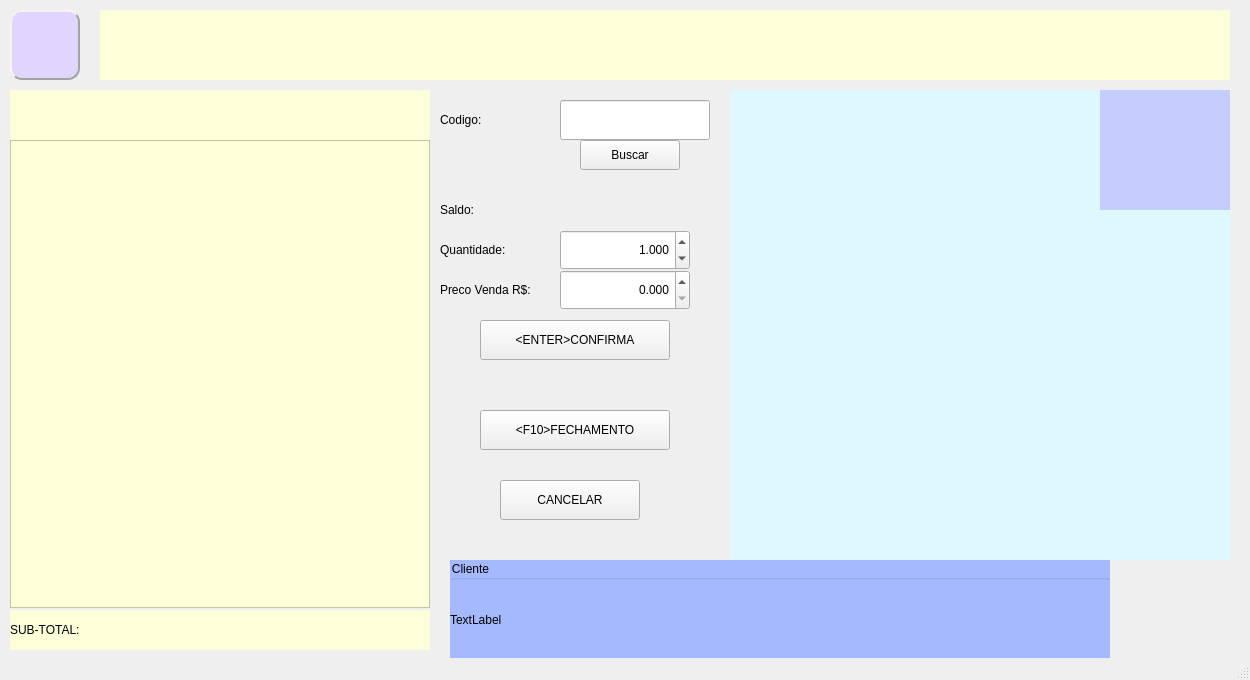
This is telas/venda_pdv.ui in htisistema/SISCOM as Qt 5 draws it before an edit. The edited form follows.
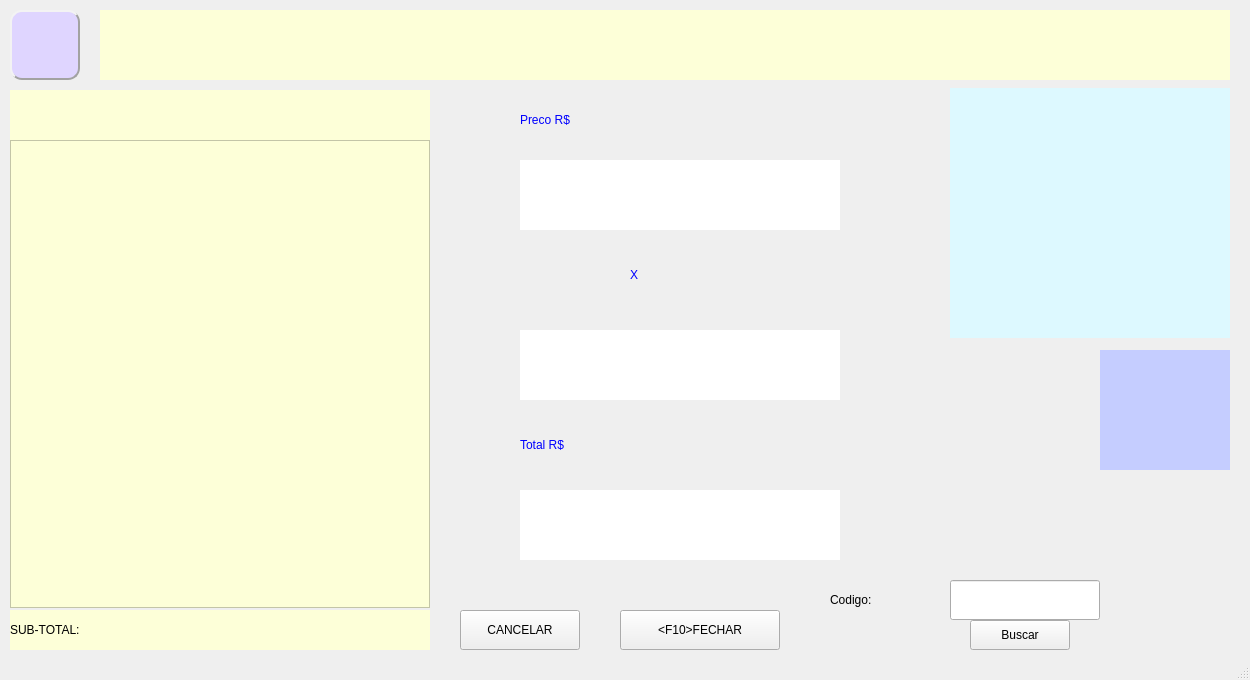
This is the edited form. Icons and pictures are not drawn.

Patch:
```diff
--- a/telas/venda_pdv.ui
+++ b/telas/venda_pdv.ui
@@ -68,10 +68,10 @@
    <widget class="QLabel" name="foto_produto">
     <property name="geometry">
      <rect>
-      <x>730</x>
-      <y>90</y>
-      <width>500</width>
-      <height>470</height>
+      <x>950</x>
+      <y>88</y>
+      <width>280</width>
+      <height>250</height>
      </rect>
     </property>
     <property name="styleSheet">
@@ -84,21 +84,21 @@
    <widget class="QPushButton" name="bt_fecha">
     <property name="geometry">
      <rect>
-      <x>480</x>
-      <y>410</y>
-      <width>190</width>
+      <x>620</x>
+      <y>610</y>
+      <width>160</width>
       <height>40</height>
      </rect>
     </property>
     <property name="text">
-     <string>&lt;F10&gt;FECHAMENTO</string>
+     <string>&lt;F10&gt;FECHAR</string>
     </property>
    </widget>
    <widget class="QLineEdit" name="mcodigo">
     <property name="geometry">
      <rect>
-      <x>560</x>
-      <y>100</y>
+      <x>950</x>
+      <y>580</y>
       <width>150</width>
       <height>40</height>
      </rect>
@@ -110,8 +110,8 @@
    <widget class="QLabel" name="label">
     <property name="geometry">
      <rect>
-      <x>440</x>
-      <y>100</y>
+      <x>830</x>
+      <y>580</y>
       <width>110</width>
       <height>40</height>
      </rect>
@@ -155,7 +155,7 @@
     <property name="geometry">
      <rect>
       <x>1100</x>
-      <y>90</y>
+      <y>350</y>
       <width>130</width>
       <height>120</height>
      </rect>
@@ -201,86 +201,38 @@
      <set>Qt::AlignCenter</set>
     </property>
    </widget>
-   <widget class="QDoubleSpinBox" name="mquantidade">
-    <property name="geometry">
-     <rect>
-      <x>560</x>
-      <y>230</y>
-      <width>130</width>
-      <height>40</height>
-     </rect>
-    </property>
-    <property name="alignment">
-     <set>Qt::AlignRight|Qt::AlignTrailing|Qt::AlignVCenter</set>
-    </property>
-    <property name="decimals">
-     <number>3</number>
-    </property>
-    <property name="minimum">
-     <double>0.001000000000000</double>
-    </property>
-    <property name="maximum">
-     <double>99999.990000000005239</double>
-    </property>
-    <property name="stepType">
-     <enum>QAbstractSpinBox::DefaultStepType</enum>
-    </property>
-    <property name="value">
-     <double>1.000000000000000</double>
-    </property>
-   </widget>
    <widget class="QLabel" name="label_2">
     <property name="geometry">
      <rect>
-      <x>440</x>
-      <y>230</y>
-      <width>110</width>
-      <height>40</height>
+      <x>630</x>
+      <y>250</y>
+      <width>80</width>
+      <height>50</height>
      </rect>
     </property>
+    <property name="styleSheet">
+     <string notr="true">color: rgb(0, 0, 255);
+font: 900 40pt &quot;Arial Black&quot;;</string>
+    </property>
     <property name="text">
-     <string>Quantidade:</string>
+     <string>X</string>
     </property>
    </widget>
    <widget class="QLabel" name="label_3">
     <property name="geometry">
      <rect>
-      <x>440</x>
-      <y>270</y>
-      <width>110</width>
-      <height>40</height>
+      <x>520</x>
+      <y>90</y>
+      <width>320</width>
+      <height>60</height>
      </rect>
     </property>
+    <property name="styleSheet">
+     <string notr="true">color: rgb(0, 0, 255);
+font: 900 40pt &quot;Arial Black&quot;;</string>
+    </property>
     <property name="text">
-     <string>Preco Venda R$:</string>
-    </property>
-   </widget>
-   <widget class="QDoubleSpinBox" name="mpreco_venda">
-    <property name="geometry">
-     <rect>
-      <x>560</x>
-      <y>270</y>
-      <width>130</width>
-      <height>40</height>
-     </rect>
-    </property>
-    <property name="alignment">
-     <set>Qt::AlignRight|Qt::AlignTrailing|Qt::AlignVCenter</set>
-    </property>
-    <property name="decimals">
-     <number>3</number>
-    </property>
-    <property name="minimum">
-     <double>0.000000000000000</double>
-    </property>
-    <property name="maximum">
-     <double>99999.990000000005239</double>
-    </property>
-    <property name="stepType">
-     <enum>QAbstractSpinBox::AdaptiveDecimalStepType</enum>
-    </property>
-    <property name="value">
-     <double>0.000000000000000</double>
+     <string>Preco R$</string>
     </property>
    </widget>
    <widget class="QLabel" name="cabecalho">
@@ -300,44 +252,12 @@
      <string/>
     </property>
    </widget>
-   <widget class="QLabel" name="label_4">
-    <property name="geometry">
-     <rect>
-      <x>440</x>
-      <y>190</y>
-      <width>110</width>
-      <height>40</height>
-     </rect>
-    </property>
-    <property name="text">
-     <string>Saldo:</string>
-    </property>
-   </widget>
-   <widget class="QLabel" name="saldo">
-    <property name="geometry">
-     <rect>
-      <x>560</x>
-      <y>190</y>
-      <width>130</width>
-      <height>40</height>
-     </rect>
-    </property>
-    <property name="styleSheet">
-     <string notr="true">font: 700 12pt &quot;Segoe UI&quot;;</string>
-    </property>
-    <property name="text">
-     <string/>
-    </property>
-    <property name="alignment">
-     <set>Qt::AlignRight|Qt::AlignTrailing|Qt::AlignVCenter</set>
-    </property>
-   </widget>
    <widget class="QPushButton" name="bt_sair">
     <property name="geometry">
      <rect>
-      <x>500</x>
-      <y>480</y>
-      <width>140</width>
+      <x>460</x>
+      <y>610</y>
+      <width>120</width>
       <height>40</height>
      </rect>
     </property>
@@ -345,48 +265,11 @@
      <string>CANCELAR</string>
     </property>
    </widget>
-   <widget class="QGroupBox" name="gb_cliente">
-    <property name="geometry">
-     <rect>
-      <x>450</x>
-      <y>560</y>
-      <width>660</width>
-      <height>100</height>
-     </rect>
-    </property>
-    <property name="styleSheet">
-     <string notr="true">background-color: rgb(164, 185, 255);</string>
-    </property>
-    <property name="title">
-     <string>Cliente</string>
-    </property>
-    <widget class="QLabel" name="lb_cliente">
-     <property name="geometry">
-      <rect>
-       <x>0</x>
-       <y>20</y>
-       <width>660</width>
-       <height>80</height>
-      </rect>
-     </property>
-     <property name="styleSheet">
-      <string notr="true">background-color: rgb(164, 185, 255);
-border-color: rgb(164, 185, 255);
-border-style: Outset;
-border-width: 0px;
-border-radius: 0px;
-</string>
-     </property>
-     <property name="text">
-      <string>TextLabel</string>
-     </property>
-    </widget>
-   </widget>
    <widget class="QPushButton" name="bt_buscar_produto">
     <property name="geometry">
      <rect>
-      <x>580</x>
-      <y>140</y>
+      <x>970</x>
+      <y>620</y>
       <width>100</width>
       <height>30</height>
      </rect>
@@ -395,19 +278,6 @@
      <string>Buscar</string>
     </property>
    </widget>
-   <widget class="QPushButton" name="bt_confirma">
-    <property name="geometry">
-     <rect>
-      <x>480</x>
-      <y>320</y>
-      <width>190</width>
-      <height>40</height>
-     </rect>
-    </property>
-    <property name="text">
-     <string>&lt;ENTER&gt;CONFIRMA</string>
-    </property>
-   </widget>
    <widget class="QListView" name="listView">
     <property name="geometry">
      <rect>
@@ -423,6 +293,86 @@
 color: rgb(0, 0, 0);</string>
     </property>
    </widget>
+   <widget class="QLabel" name="label_4">
+    <property name="geometry">
+     <rect>
+      <x>520</x>
+      <y>410</y>
+      <width>320</width>
+      <height>70</height>
+     </rect>
+    </property>
+    <property name="styleSheet">
+     <string notr="true">color: rgb(0, 0, 255);
+font: 900 40pt &quot;Arial Black&quot;;</string>
+    </property>
+    <property name="text">
+     <string>Total R$</string>
+    </property>
+   </widget>
+   <widget class="QLabel" name="preco">
+    <property name="geometry">
+     <rect>
+      <x>520</x>
+      <y>160</y>
+      <width>320</width>
+      <height>70</height>
+     </rect>
+    </property>
+    <property name="layoutDirection">
+     <enum>Qt::LeftToRight</enum>
+    </property>
+    <property name="styleSheet">
+     <string notr="true">color: rgb(0, 0, 255);
+background-color: rgb(255, 255, 255);
+font: 900 40pt &quot;Arial Black&quot;;</string>
+    </property>
+    <property name="text">
+     <string/>
+    </property>
+    <property name="textFormat">
+     <enum>Qt::PlainText</enum>
+    </property>
+    <property name="wordWrap">
+     <bool>true</bool>
+    </property>
+   </widget>
+   <widget class="QLabel" name="quantidade">
+    <property name="geometry">
+     <rect>
+      <x>520</x>
+      <y>330</y>
+      <width>320</width>
+      <height>70</height>
+     </rect>
+    </property>
+    <property name="styleSheet">
+     <string notr="true">color: rgb(0, 0, 255);
+background-color: rgb(255, 255, 255);
+font: 900 40pt &quot;Arial Black&quot;;</string>
+    </property>
+    <property name="text">
+     <string/>
+    </property>
+   </widget>
+   <widget class="QLabel" name="total_itens">
+    <property name="geometry">
+     <rect>
+      <x>520</x>
+      <y>490</y>
+      <width>320</width>
+      <height>70</height>
+     </rect>
+    </property>
+    <property name="styleSheet">
+     <string notr="true">color: rgb(0, 0, 255);
+background-color: rgb(255, 255, 255);
+font: 900 40pt &quot;Arial Black&quot;;</string>
+    </property>
+    <property name="text">
+     <string/>
+    </property>
+   </widget>
   </widget>
   <widget class="QStatusBar" name="statusbar"/>
  </widget>
```
Left out of the diff: 8 changed lines with no effect on the pictures.
